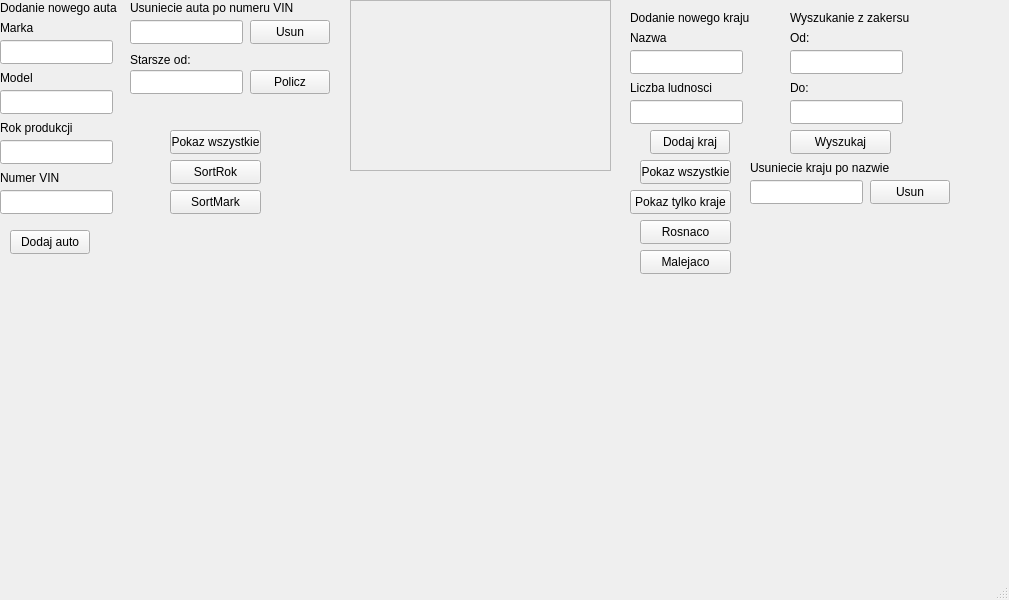
Qt form lab7/lab7/mainwindow.ui (nocush/cpp) before a commit.
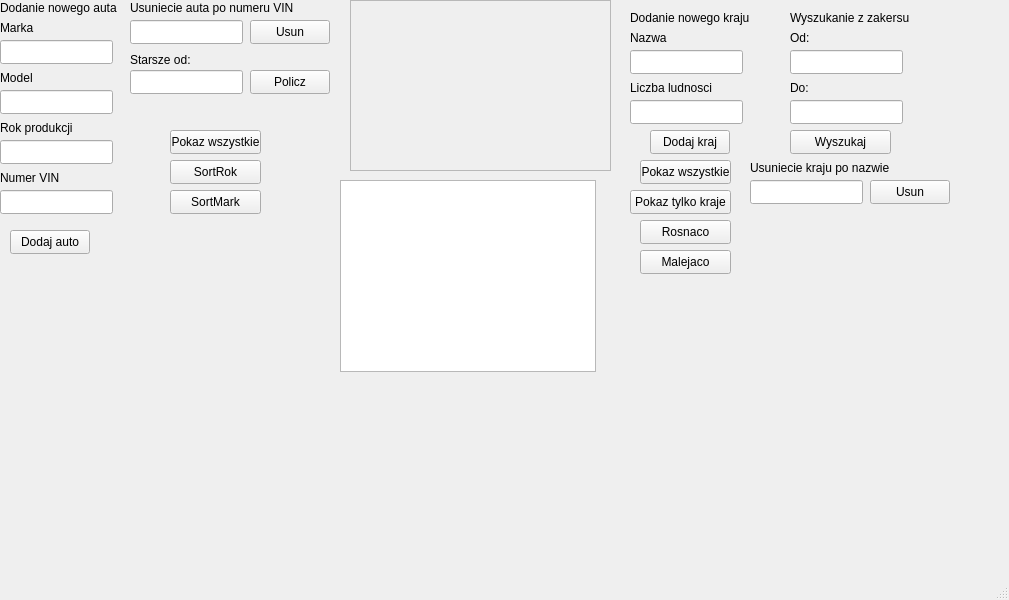
The same form after that commit.

Diff of the .ui file:
```diff
--- a/lab7/lab7/mainwindow.ui
+++ b/lab7/lab7/mainwindow.ui
@@ -506,6 +506,16 @@
      <string>Malejaco</string>
     </property>
    </widget>
+   <widget class="QTableView" name="tableView">
+    <property name="geometry">
+     <rect>
+      <x>340</x>
+      <y>180</y>
+      <width>256</width>
+      <height>192</height>
+     </rect>
+    </property>
+   </widget>
   </widget>
   <widget class="QMenuBar" name="menubar">
    <property name="geometry">
```
